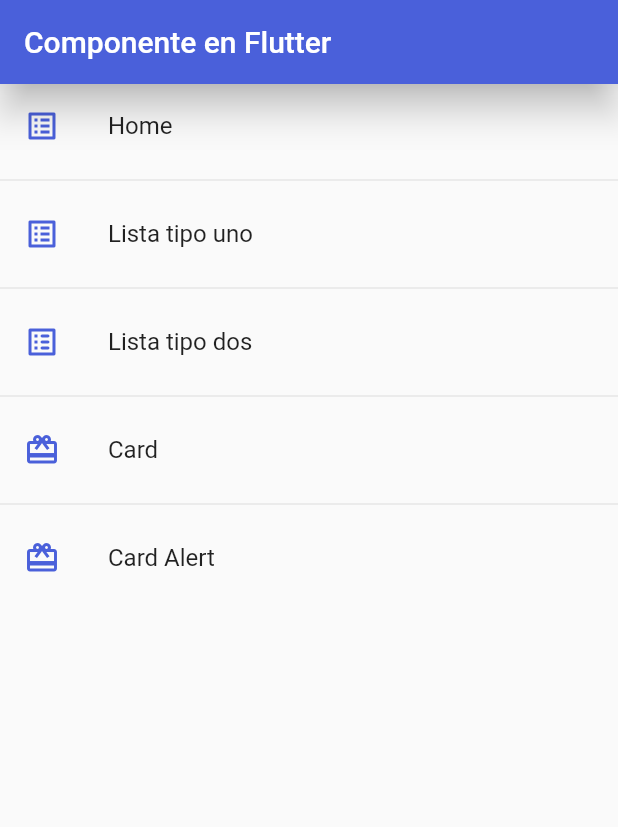
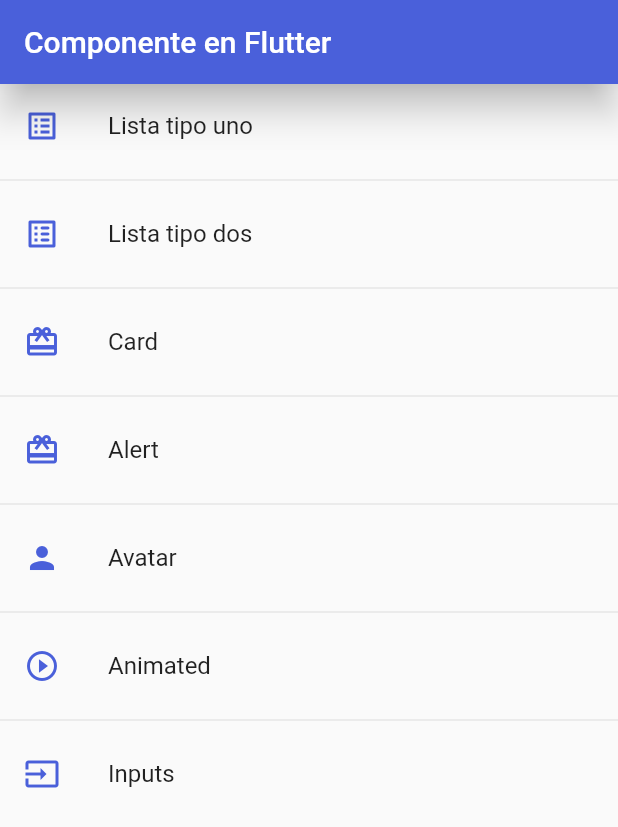
Before and after one commit to devb09/components_app, a Flutter app: the screen it shows after launch, on a phone screen of 412 x 824 dp. Shown: the top 827 px of the screen. Run offline on Flutter 3.47's test engine with Material 2 defaults, Android fonts, the phone set to English and light mode, and no system bars.

Commit message:
form inputs

```diff
--- a/lib/router/routes.dart
+++ b/lib/router/routes.dart
@@ -7,11 +7,11 @@ class Routes {
   static const initialRoute = '/home';
 
   static final menuOptions = <MenuOption>[
-    MenuOption(
-        route: '/home',
-        icon: Icons.list_alt_outlined,
-        name: 'Home',
-        screen: const HomeScreen()),
+    // MenuOption(
+    //     route: '/home',
+    //     icon: Icons.list_alt_outlined,
+    //     name: 'Home',
+    //     screen: const HomeScreen()),
     MenuOption(
         route: '/listview1',
         icon: Icons.list_alt_outlined,
@@ -30,13 +30,29 @@ class Routes {
    MenuOption(
         route: '/alert',
         icon: Icons.card_giftcard,
-        name: 'Card Alert',
+        name: 'Alert',
         screen: const AlertScreen()),
+   MenuOption(
+        route: '/avatar',
+        icon: Icons.person,
+        name: 'Avatar',
+        screen: const AvatarScreen()),
+   MenuOption(
+        route: '/animated',
+        icon: Icons.play_circle_outline_outlined,
+        name: 'Animated',
+        screen: const AnimatedScreen()),
+   MenuOption(
+        route: '/inputs',
+        icon: Icons.input,
+        name: 'Inputs',
+        screen: const InputsScreen()),
   ];
 
   static Map<String, Widget Function(BuildContext)> getAppRoutes() {
     Map<String, Widget Function(BuildContext)> appRoutes = {};
 
+appRoutes.addAll({'/home': (BuildContext context) => const HomeScreen()});
     for (final option in menuOptions) {
       appRoutes.addAll({option.route: (BuildContext context) => option.screen});
     }
--- a/lib/screens/screens.dart
+++ b/lib/screens/screens.dart
@@ -1,6 +1,9 @@
+export 'package:components_app/screens/404.dart';
 export 'package:components_app/screens/alert.dart';
+export 'package:components_app/screens/avatar.dart';
 export 'package:components_app/screens/card.dart';
+export 'package:components_app/screens/home.dart';
 export 'package:components_app/screens/listview1.dart';
 export 'package:components_app/screens/listview2.dart';
-export 'package:components_app/screens/home.dart';
-export 'package:components_app/screens/404.dart';
+export 'package:components_app/screens/animated.dart';
+export 'package:components_app/screens/inputs.dart';
--- a/lib/themes/theme.dart
+++ b/lib/themes/theme.dart
@@ -25,7 +25,26 @@ class AppTheme {
           style: ElevatedButton.styleFrom(
               backgroundColor: Colors.indigo,
               shape: const StadiumBorder(),
-              elevation: 2)));
+              elevation: 2)),
+
+      //inputs
+      inputDecorationTheme: const InputDecorationTheme(
+          floatingLabelStyle: TextStyle(color: primaryColor),
+          enabledBorder: OutlineInputBorder(
+              borderSide: BorderSide(color: primaryColor),
+              borderRadius: BorderRadius.only(
+                  bottomLeft: Radius.circular(10),
+                  topRight: Radius.circular(15))),
+          focusedBorder: OutlineInputBorder(
+              borderSide: BorderSide(color: primaryColor),
+              borderRadius: BorderRadius.only(
+                  bottomLeft: Radius.circular(10),
+                  topRight: Radius.circular(15))),
+          border: OutlineInputBorder(
+              borderRadius: BorderRadius.only(
+                  bottomLeft: Radius.circular(10),
+                  topRight: Radius.circular(15)))
+      ));
 
   static final ThemeData darkTheme = ThemeData.dark().copyWith(
     //color primario
--- a/lib/widgets/widgets.dart
+++ b/lib/widgets/widgets.dart
@@ -1,2 +1,3 @@
 export 'package:components_app/widgets/w_card1.dart';
 export 'package:components_app/widgets/w_card2.dart';
+export 'package:components_app/widgets/w_input.dart';
```
Also changed, not shown: lib/screens/animated.dart (added, +55 -0 lines), lib/screens/avatar.dart (added, +42 -0 lines), lib/screens/inputs.dart (added, +90 -0 lines), lib/widgets/w_input.dart (added, +60 -0 lines).
